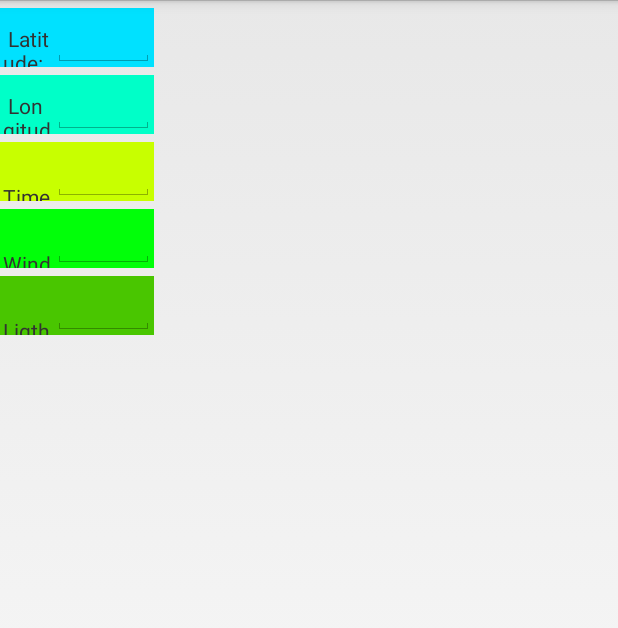
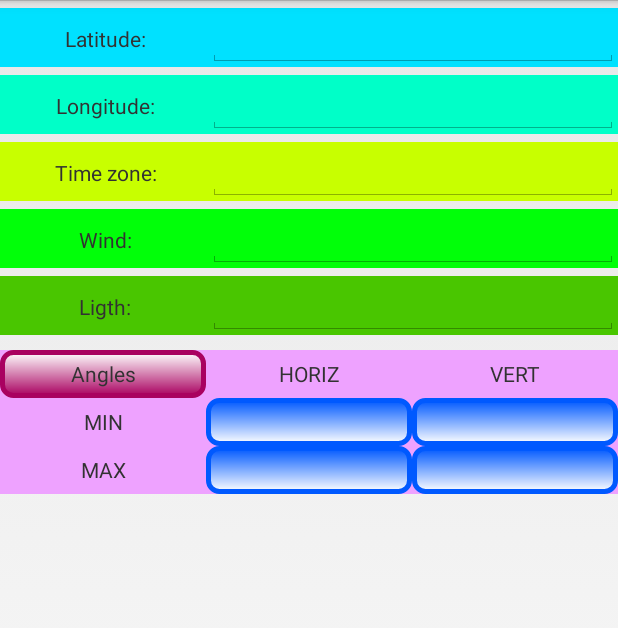
Before and after one commit to tsbp/SOLAR_PROJ_GIT, an Android app: the layout dialog_meteo.xml on its own in the app's theme, with its tools: preview values and no code run, on a phone screen of 412 x 824 dp. Shown: the top 628 px of the screen. Run offline under Robolectric (Android 15) with nearby library versions, the phone set to English and light mode, and no system bars.

Commit message:
angle restrictions

```diff
--- a/Android/SOLAR/app/src/main/java/com/voodoo/solar/MainActivity.java
+++ b/Android/SOLAR/app/src/main/java/com/voodoo/solar/MainActivity.java
@@ -535,8 +535,8 @@ public class MainActivity extends Activity implements OnReceiveListener  {
                         break;
 
                     case UDPCommands.CMD_CFG:
-                        ClientConfigMeteo.cfgData = new byte[10];
-                        for(int a = 0; a < 10; a++) ClientConfigMeteo.cfgData[a] = in[a + 3];
+                        ClientConfigMeteo.cfgData = new byte[18];
+                        for(int a = 0; a < 18; a++) ClientConfigMeteo.cfgData[a] = in[a + 3];
                         intent = new Intent(ClientConfigMeteo.BC_CFG_DATA);
                         sendBroadcast(intent);
                         break;
--- a/Android/SOLAR/app/src/main/res/layout/dialog_meteo.xml
+++ b/Android/SOLAR/app/src/main/res/layout/dialog_meteo.xml
@@ -1,6 +1,6 @@
 <?xml version="1.0" encoding="utf-8"?>
 <LinearLayout xmlns:android="http://schemas.android.com/apk/res/android"
-    android:layout_width="wrap_content"
+    android:layout_width="match_parent"
     android:layout_height="wrap_content"
     android:orientation="vertical"
     android:id="@+id/meteo">
@@ -16,12 +16,15 @@
             android:layout_width="0dp"
             android:layout_height="wrap_content"
             android:layout_weight="1"
+            android:gravity="center"
             android:layout_marginLeft="2dp"/>
+
         <EditText
             android:inputType="numberDecimal"
             android:layout_width="0dp"
             android:layout_height="wrap_content"
             android:layout_weight="2"
+            android:gravity="center"
             android:id="@+id/tvMeteoLatit" />
     </LinearLayout>
 
@@ -36,12 +39,14 @@
             android:layout_width="0dp"
             android:layout_height="wrap_content"
             android:layout_weight="1"
+            android:gravity="center"
             android:layout_marginLeft="2dp"/>
         <EditText
             android:inputType="numberDecimal"
             android:layout_width="0dp"
             android:layout_height="wrap_content"
             android:layout_weight="2"
+            android:gravity="center"
             android:id="@+id/tvMeteoLongit" />
     </LinearLayout>
 
@@ -56,12 +61,14 @@
             android:layout_width="0dp"
             android:layout_height="wrap_content"
             android:layout_weight="1"
+            android:gravity="center"
             android:layout_marginLeft="2dp"/>
         <EditText
             android:inputType="number"
             android:layout_width="0dp"
             android:layout_height="wrap_content"
             android:layout_weight="2"
+            android:gravity="center"
             android:id="@+id/tvMeteoZone" />
     </LinearLayout>
 
@@ -76,12 +83,14 @@
             android:layout_width="0dp"
             android:layout_height="wrap_content"
             android:layout_weight="1"
+            android:gravity="center"
             android:layout_marginLeft="2dp"/>
         <EditText
             android:inputType="number"
             android:layout_width="0dp"
             android:layout_height="wrap_content"
             android:layout_weight="2"
+            android:gravity="center"
             android:id="@+id/tvMeteoWindCFG" />
     </LinearLayout>
 
@@ -96,15 +105,103 @@
             android:layout_width="0dp"
             android:layout_height="wrap_content"
             android:layout_weight="1"
+            android:gravity="center"
             android:layout_marginLeft="2dp"/>
         <EditText
             android:inputType="number"
             android:layout_width="0dp"
             android:layout_height="wrap_content"
             android:layout_weight="2"
+            android:gravity="center"
             android:id="@+id/tvMeteoLightCFG" />
     </LinearLayout>
 
+    <LinearLayout
+        android:layout_marginTop="10dp"
+        android:layout_width="match_parent"
+        android:layout_height="wrap_content"
+        android:orientation="vertical"
+        android:background="#eea2ff">
+
+        <LinearLayout
+            android:layout_width="match_parent"
+            android:layout_height="32dp">
+            <TextView
+                android:layout_width="0dp"
+                android:layout_weight="1"
+                android:layout_height="match_parent"
+                android:background="@drawable/border_m"
+                android:text="Angles"
+                android:gravity="center"/>
+            <TextView
+                android:layout_width="0dp"
+                android:layout_weight="1"
+                android:layout_height="match_parent"
+                android:gravity="center"
+                android:text="HORIZ"/>
+            <TextView
+                android:layout_width="0dp"
+                android:layout_weight="1"
+                android:layout_height="match_parent"
+                android:gravity="center"
+                android:text="VERT"/>
+        </LinearLayout>
+
+        <LinearLayout
+            android:layout_width="match_parent"
+            android:layout_height="32dp">
+            <TextView
+                android:layout_width="0dp"
+                android:layout_weight="1"
+                android:layout_height="match_parent"
+                android:gravity="center"
+                android:text="MIN"/>
+            <EditText
+                android:layout_width="0dp"
+                android:layout_weight="1"
+                android:layout_height="match_parent"
+                android:gravity="center"
+                android:background="@drawable/border"
+                android:inputType="number"
+                android:id="@+id/angH_min"/>
+            <EditText
+                android:layout_width="0dp"
+                android:layout_weight="1"
+                android:layout_height="match_parent"
+                android:background="@drawable/border"
+                android:gravity="center"
+                android:inputType="number"
+                android:id="@+id/angV_min"/>
+        </LinearLayout>
+        <LinearLayout
+            android:layout_width="match_parent"
+            android:layout_height="32dp">
+            <TextView
+                android:layout_width="0dp"
+                android:layout_weight="1"
+                android:layout_height="match_parent"
+                android:layout_gravity="center"
+                android:gravity="center"
+                android:text="MAX"/>
+            <EditText
+                android:layout_width="0dp"
+                android:layout_weight="1"
+                android:layout_height="match_parent"
+                android:background="@drawable/border"
+                android:gravity="center"
+                android:inputType="number"
+                android:id="@+id/angH_max"/>
+            <EditText
+                android:layout_width="0dp"
+                android:layout_weight="1"
+                android:layout_height="match_parent"
+                android:background="@drawable/border"
+                android:gravity="center"
+                android:inputType="number"
+                android:id="@+id/angV_max"/>
+        </LinearLayout>
+
+    </LinearLayout>
 
 
 </LinearLayout>
```
Also changed, not shown: Android/SOLAR/app/src/main/java/com/voodoo/solar/ClientConfigMeteo.java (+55 -2 lines), Android/SOLAR/app/src/main/res/layout/activity_meteo.xml (+9 -3 lines), 8 other files.
